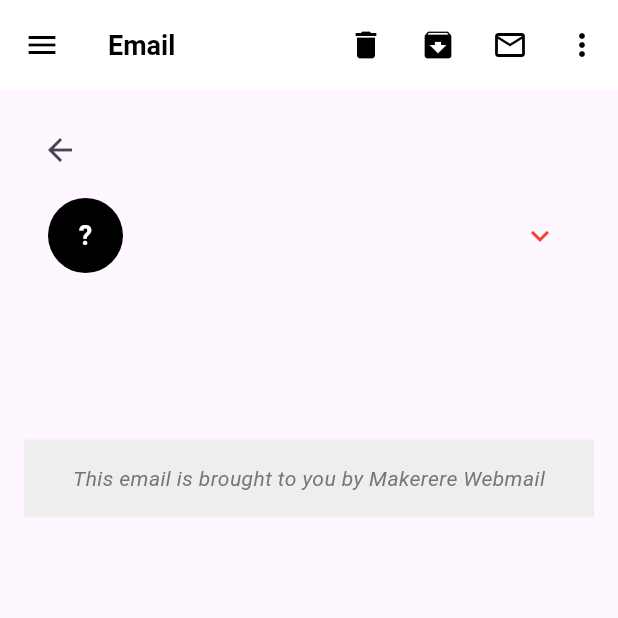
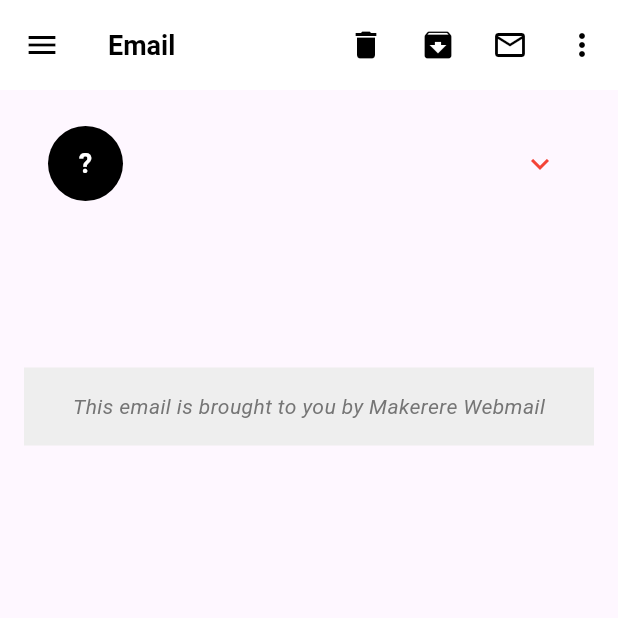
Before and after one commit to Aurits/webmail_v3, a Flutter app: the EmailDetailPage screen opened directly with empty values, on a phone screen of 412 x 824 dp, the top half of it. Run offline on Flutter 3.47's test engine with Material 3 defaults, Android fonts, the phone set to English and light mode, and no system bars; our stand-ins replace dio, flutter_form_builder, flutter_widget_from_html, form_builder_validators, settings_ui, sqflite; accounts and stored records are empty.

Commit message:
Feb 5, 2024, 12:03 PM

```diff
--- a/lib/pages/emails/email_detail_page.dart
+++ b/lib/pages/emails/email_detail_page.dart
@@ -56,9 +56,9 @@ class EmailDetailPage extends StatelessWidget {
         child: Column(
           crossAxisAlignment: CrossAxisAlignment.start,
           children: [
-            //an outline button to show inbox
-
-            IconButton(onPressed: () {}, icon: const Icon(Icons.arrow_back)),
+            // IconButton(
+            //     onPressed: () {},
+            //     icon: const Icon(Icons.arrow_back_ios_rounded)),
 
             ExpansionTile(
               iconColor: Colors.green,
```
